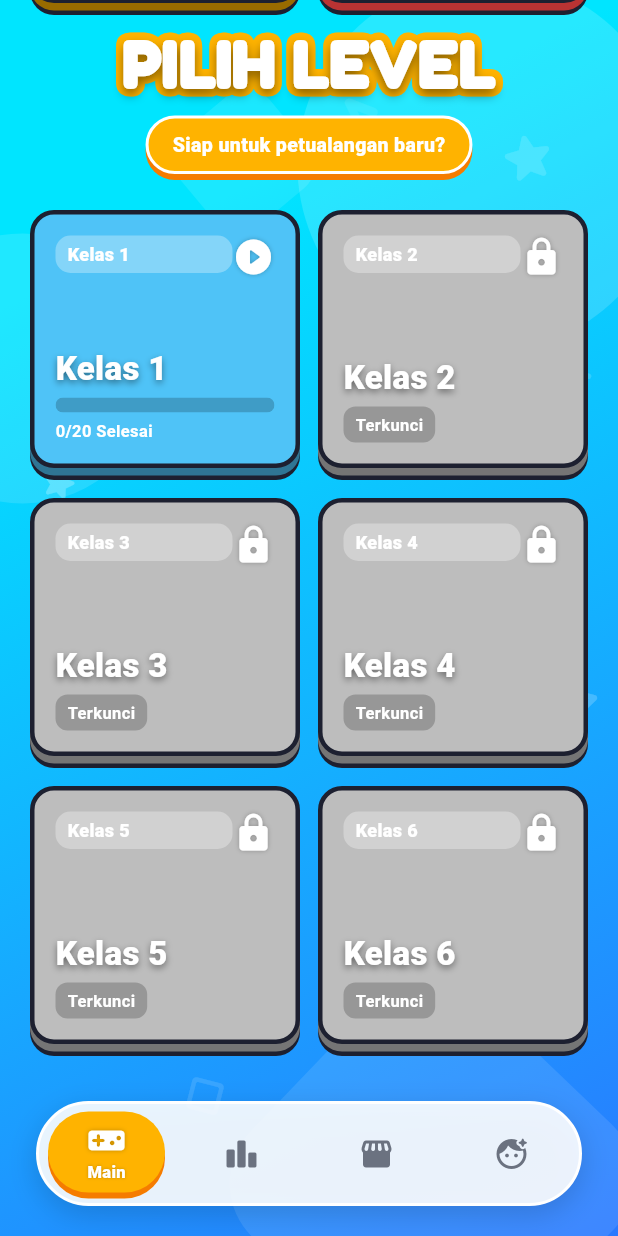
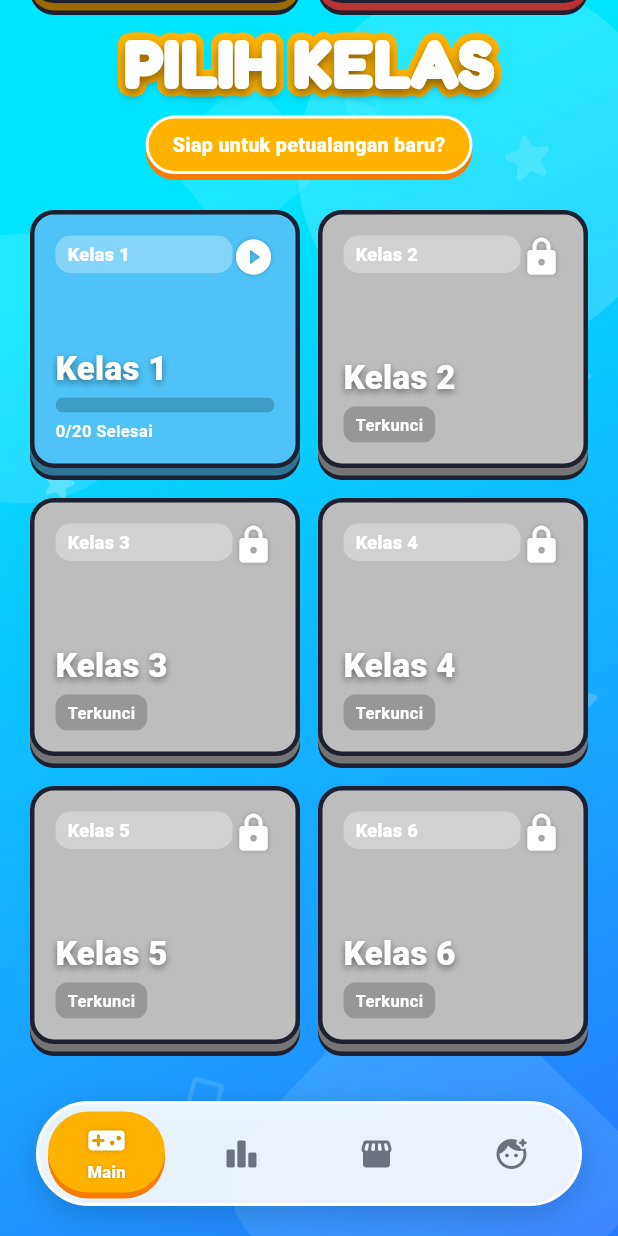
Before and after one commit to ardhikaxx/jago-hitung-mobile, a Flutter app: the screen it shows once a user with an empty profile is signed in, scrolled down 185 dp, on a phone screen of 412 x 824 dp. Run offline on Flutter 3.47's test engine with Material 3 defaults, Android fonts, the phone set to English and light mode, and no system bars; our stand-ins replace audioplayers, cloud_firestore, firebase_auth, firebase_core, google_fonts, google_sign_in; accounts and stored records are empty.

Commit message:
chore: change text PILIH LEVEL to PILIH KELAS

```diff
--- a/lib/screens/home_screen.dart
+++ b/lib/screens/home_screen.dart
@@ -499,7 +499,7 @@ class _KelasPage extends StatelessWidget {
                 Stack(
                   children: [
                     Text(
-                      'PILIH LEVEL',
+                      'PILIH KELAS',
                       style: GoogleFonts.fredoka(
                         fontSize: 44,
                         fontWeight: FontWeight.w900,
@@ -510,7 +510,7 @@ class _KelasPage extends StatelessWidget {
                       ),
                     ),
                     Text(
-                      'PILIH LEVEL',
+                      'PILIH KELAS',
                       style: GoogleFonts.fredoka(
                         fontSize: 44,
                         fontWeight: FontWeight.w900,
```
